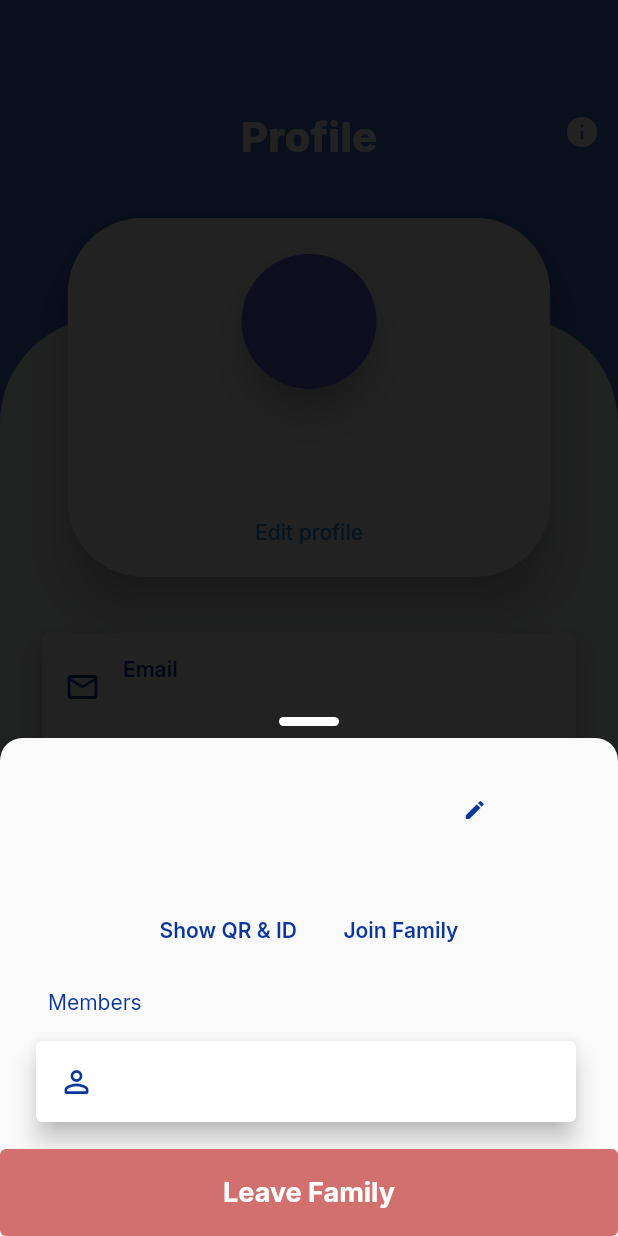
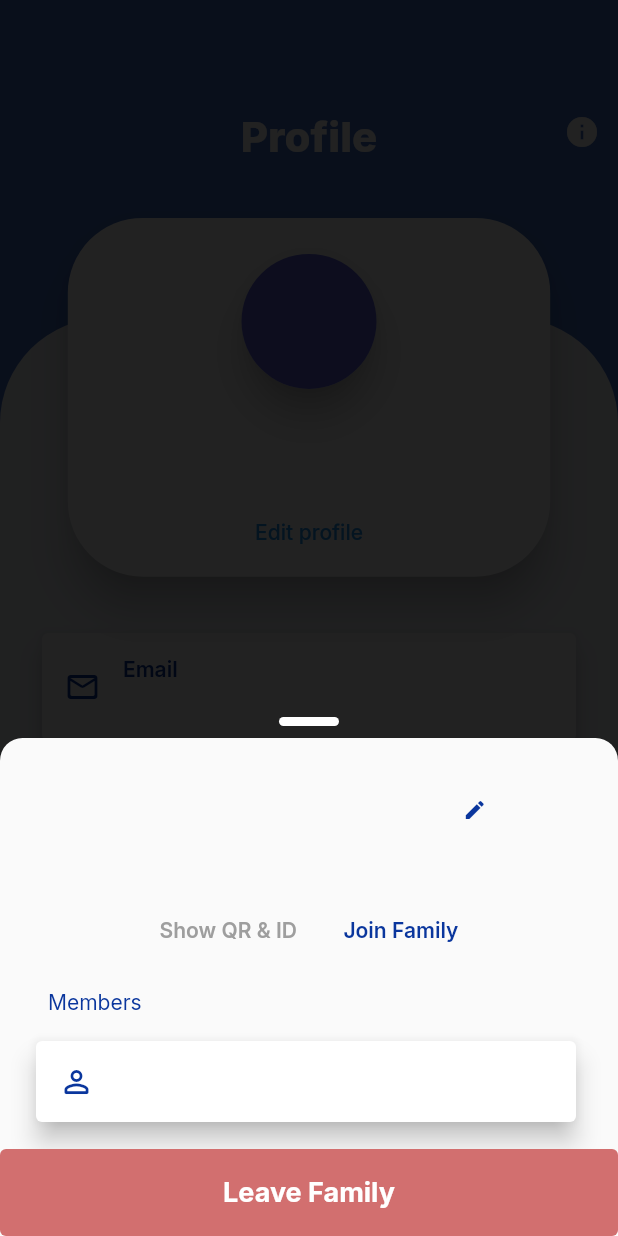
Before and after one commit to y0naa/familist_2, a Flutter app: the ProfilePage screen opened directly, after a tap on the "edit" icon, after a tap on "Family", on a phone screen of 412 x 824 dp. Run offline on Flutter 3.47's test engine with Material 2 defaults, Android fonts, the phone set to English and light mode, and no system bars; our stand-ins replace animated_text_kit, cloud_firestore, connectivity_plus, curved_navigation_bar, dropdown_button2, firebase_auth and 11 more; missing offline and left inert: android_alarm_manager_plus, qr_code_scanner; accounts and stored records are empty.

Commit message:
fix: bug fixing

```diff
--- a/lib/main.dart
+++ b/lib/main.dart
@@ -16,7 +16,6 @@ void main() async {
 
 class MyApp extends StatefulWidget {
   const MyApp({super.key});
-
   @override
   State<MyApp> createState() => _MyAppState();
 }
--- a/lib/screens/auth/sign_in.dart
+++ b/lib/screens/auth/sign_in.dart
@@ -5,6 +5,7 @@ import 'package:flutter/material.dart';
 import 'package:go_router/go_router.dart';
 import 'package:google_fonts/google_fonts.dart';
 import 'package:modal_bottom_sheet/modal_bottom_sheet.dart';
+import '../../utils/notif.dart';
 import '../../widgets/dialog.dart';
 
 class SignIn extends StatefulWidget {
@@ -42,6 +43,7 @@ class _SignInState extends State<SignIn> {
           setState(() {
             validate = false;
           });
+          NotificationApi.setAllReminders();
           GoRouter.of(context).pushReplacement("/verifyEmail");
         }
       }
--- a/lib/screens/super_page.dart
+++ b/lib/screens/super_page.dart
@@ -25,7 +25,6 @@ class _SuperPageState extends State<SuperPage> {
   @override
   void initState() {
     super.initState();
-    NotificationApi.setAllReminders();
 
     widget.page == null ? null : _activePages = widget.page!;
     _pages = [
--- a/lib/widgets/profile/profile_item.dart
+++ b/lib/widgets/profile/profile_item.dart
@@ -38,6 +38,7 @@ class _ProfileItemState extends State<ProfileItem> {
   bool editMode = false;
   bool familyEditMode = false;
   bool showQr = false;
+  bool qrButton = false;
 
   // variables
   List<dynamic> userIDs = [];
@@ -121,9 +122,19 @@ class _ProfileItemState extends State<ProfileItem> {
     }
   }
 
+  void checkFamily() async {
+    String fuid = await Profile().getFamilyID();
+    if (fuid.isEmpty) {
+      qrButton = false;
+    } else {
+      qrButton = true;
+    }
+  }
+
   @override
   void initState() {
     getData();
+    checkFamily();
     _focus.addListener(_onFocusChanged);
     _focus2.addListener(_onFocusChanged2);
     super.initState();
@@ -316,9 +327,11 @@ class _ProfileItemState extends State<ProfileItem> {
                                       children: [
                                         TextButton(
                                           onPressed: () {
-                                            setState(() {
-                                              showQr = true;
-                                            });
+                                            if (qrButton) {
+                                              setState(() {
+                                                showQr = true;
+                                              });
+                                            }
                                           },
                                           style: ButtonStyle(
                                             backgroundColor:
@@ -337,7 +350,9 @@ class _ProfileItemState extends State<ProfileItem> {
                                             "Show QR & ID",
                                             style: GoogleFonts.inter(
                                               fontWeight: FontWeight.w600,
-                                              color: sColor,
+                                              color: qrButton
+                                                  ? sColor
+                                                  : Colors.grey,
                                             ),
                                           ),
                                         ),
--- a/lib/widgets/reminders/bill.dart
+++ b/lib/widgets/reminders/bill.dart
@@ -46,7 +46,7 @@ class _BillState extends State<Bill> {
 
   void togglePaid(bool paid) async {
     await RemindersHelpers()
-        .togglePaidBills(widget.map['userID'], widget.map, paid);
+        .togglePaidBills(widget.map['currentID'], widget.map, paid);
     GoRouter.of(context).pushReplacement("/bills");
   }
 
```
